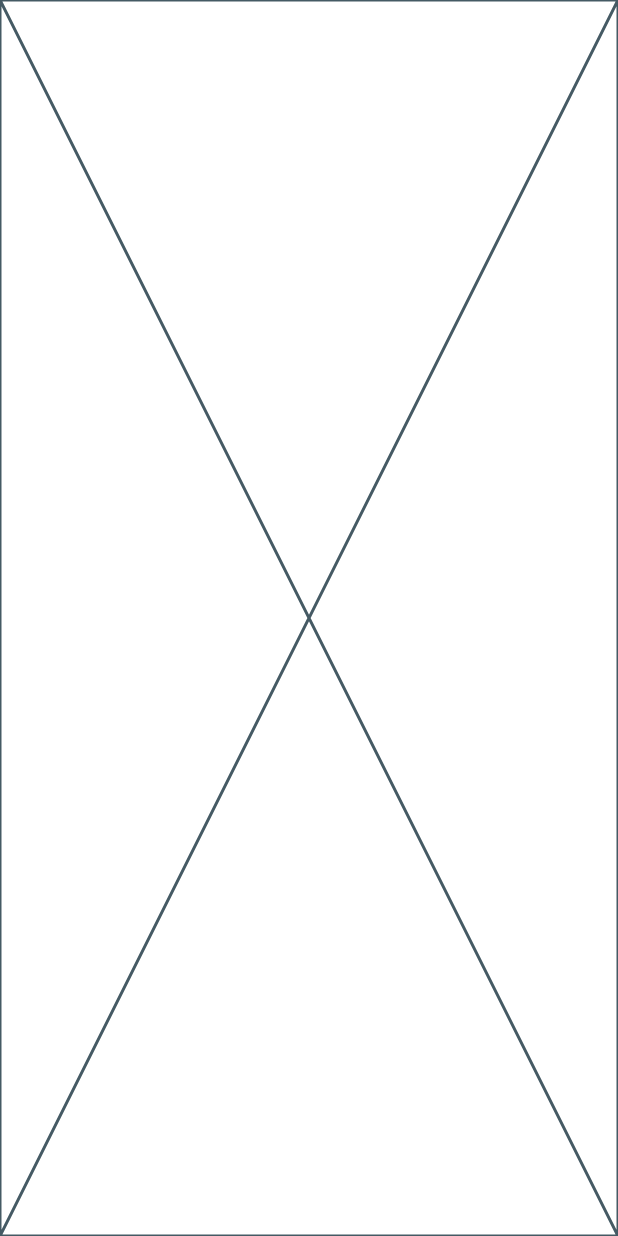
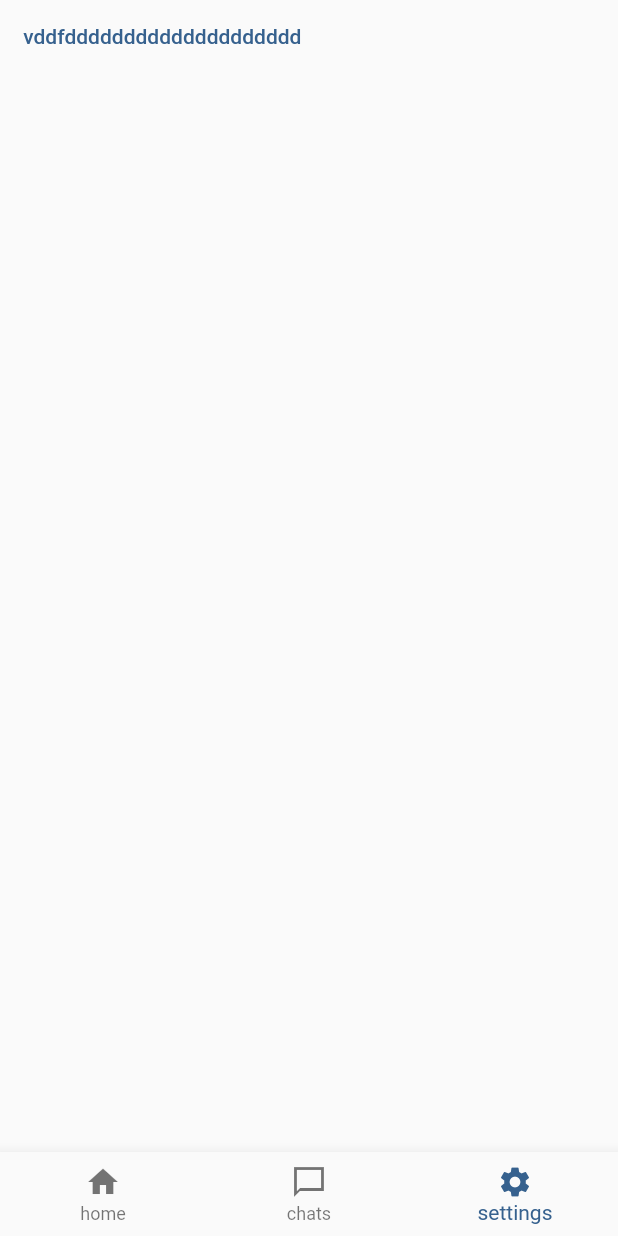
Before and after one commit to MajdAlmaleh/for_all, a Flutter app: the screen it shows once a user with an empty profile is signed in, on a phone screen of 412 x 824 dp. Run offline on Flutter 3.47's test engine with Material 2 defaults, Android fonts, the light colour scheme and no system bars; our stand-ins replace cloud_firestore, firebase_auth, firebase_core, firebase_storage, flutter_riverpod, image_picker; accounts and stored records are empty.

Commit message:
auth with image and simple home

```diff
--- a/lib/main.dart
+++ b/lib/main.dart
@@ -6,9 +6,8 @@ import 'package:for_all/providers/user_provider.dart';
 import 'package:for_all/screens/auth.dart';
 import 'firebase_options.dart';
 import 'package:for_all/screens/home.dart';
-import 'package:for_all/screens/waiting.dart';
 
-bool signIn = true;
+
 
 void main() async {
   WidgetsFlutterBinding.ensureInitialized();
@@ -25,7 +24,6 @@ class MyApp extends ConsumerStatefulWidget {
   ConsumerState<MyApp> createState() => _MyAppState();
 }
 
-bool state = true;
 
 class _MyAppState extends ConsumerState<MyApp> {
   @override
@@ -33,24 +31,25 @@ class _MyAppState extends ConsumerState<MyApp> {
     BuildContext context,
   ) {
     ref.watch(authProvider.notifier);
-    //ref.read(authProvider.notifier).signOut();
+   // ref.watch(authProvider.notifier).signOut();
+
     return MaterialApp(
       theme: ThemeData().copyWith(
         useMaterial3: true,
         colorScheme: ColorScheme.fromSeed(seedColor: Colors.blue),
       ),
-      home: StreamBuilder(
+      home: SafeArea(
+        child: StreamBuilder(
           stream: FirebaseAuth.instance.userChanges(),
           builder: (context, snapshot) {
-          if (snapshot.connectionState == ConnectionState.waiting) {
-            return const WaitingScreen();
-          }
+
             if (snapshot.hasData) {
               return const HomeScreen();
             }
             return const AuthScreen();
           },
         ),
+      ),
     );
   }
 }
--- a/lib/screens/home.dart
+++ b/lib/screens/home.dart
@@ -1,12 +1,40 @@
-import 'package:firebase_auth/firebase_auth.dart';
 import 'package:flutter/material.dart';
+import 'package:for_all/screens/chats.dart';
+import 'package:for_all/screens/home_page.dart';
+import 'package:for_all/screens/settings.dart';
 
-class HomeScreen extends StatelessWidget {
+class HomeScreen extends StatefulWidget {
   const HomeScreen({super.key});
 
   @override
+  State<HomeScreen> createState() => _HomeScreenState();
+}
+
+class _HomeScreenState extends State<HomeScreen> {
+  int screenIndex = 2;
+  List<Widget> screens =const [HomePageScreen(),ChatsScreen(),SettingsScreen()];
+
+  @override
   Widget build(BuildContext context) {
-   print( FirebaseAuth.instance.currentUser);
-    return const Placeholder();
+    return Scaffold(
+        bottomNavigationBar: BottomNavigationBar(
+          items: const [
+            BottomNavigationBarItem(
+              icon: Icon(Icons.home),
+              label: 'home',
+            ),
+            BottomNavigationBarItem(
+                icon: Icon(Icons.chat_bubble_outline_sharp), label: 'chats'),
+            BottomNavigationBarItem(
+                icon: Icon(Icons.settings), label: 'settings'),
+          ],
+          currentIndex: screenIndex,
+          onTap: (value) {
+            setState(() {
+              screenIndex = value;
+            });
+          },
+        ),
+        body: screens[screenIndex]);
   }
 }
--- /dev/null
+++ b/lib/screens/settings.dart
@@ -0,0 +1,16 @@
+import 'package:flutter/material.dart';
+import 'package:flutter_riverpod/flutter_riverpod.dart';
+import 'package:for_all/providers/user_provider.dart';
+
+class SettingsScreen extends ConsumerWidget {
+  const SettingsScreen({super.key});
+
+  @override
+  Widget build(BuildContext context, WidgetRef ref) {
+    return TextButton(
+        onPressed: () {
+          ref.read(authProvider.notifier).signOut();
+        },
+        child: Text(' vddfdddddddddddddddddddd'));
+  }
+}
--- a/pubspec.yaml
+++ b/pubspec.yaml
@@ -39,6 +39,8 @@ dependencies:
   firebase_auth: ^4.10.1
   flutter_riverpod: ^2.4.3
   cloud_firestore: ^4.9.3
+  image_picker: ^1.0.4
+  firebase_storage: ^11.2.8
 
 dev_dependencies:
   flutter_test:
```
Also changed, not shown: lib/providers/user_provider.dart (+25 -4 lines), lib/screens/auth.dart (+21 -8 lines), lib/screens/chats.dart (added, +10 -0 lines), lib/screens/home_page.dart (added, +10 -0 lines), lib/screens/waiting.dart (deleted, +0 -16 lines), lib/widgets/user_image_picker.dart (added, +68 -0 lines), pubspec.lock, 5 other files. Lines whose indentation alone changed are shown as unchanged.
